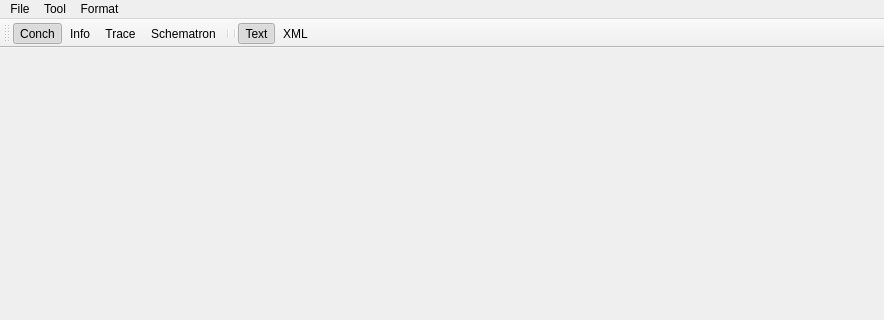
Old version of the form Source/GUI/Qt/mainwindow.ui in the repository MediaArea/MediaConch_SourceCode; both pictures show x 0 to 884 and y 0 to 320 of the 884 by 635 pixel window.
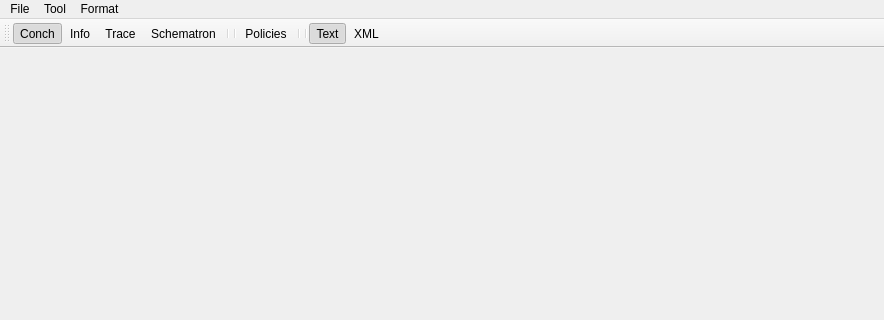
New version of the form.

Commit message:
policies: add the skeleton of the policies
Also correct endOfLine

```diff
--- a/Source/GUI/Qt/mainwindow.ui
+++ b/Source/GUI/Qt/mainwindow.ui
@@ -73,6 +73,9 @@
    <addaction name="actionSchematron"/>
    <addaction name="separator"/>
    <addaction name="separator"/>
+   <addaction name="actionPolicies"/>
+   <addaction name="separator"/>
+   <addaction name="separator"/>
    <addaction name="actionText"/>
    <addaction name="actionXml"/>
   </widget>
@@ -127,6 +130,14 @@
     <string>Schematron</string>
    </property>
   </action>
+  <action name="actionPolicies">
+   <property name="checkable">
+    <bool>true</bool>
+   </property>
+   <property name="text">
+    <string>Policies</string>
+   </property>
+  </action>
   <action name="actionText">
    <property name="checkable">
     <bool>true</bool>
```
The commit also changes 8 other files.
